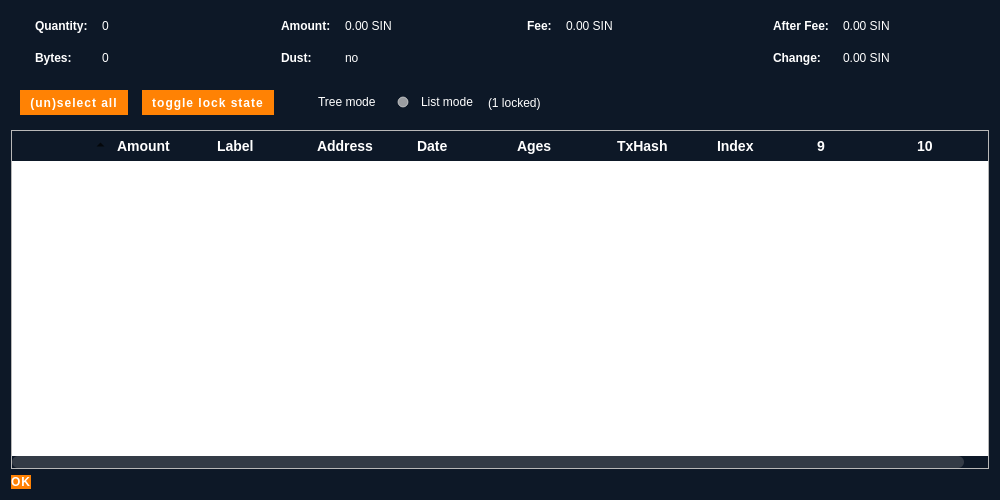
The window that src/qt/forms/coincontroldialog.ui (uhlik-sinovate-development/SIN-core) describes before a commit, drawn with Qt 5.
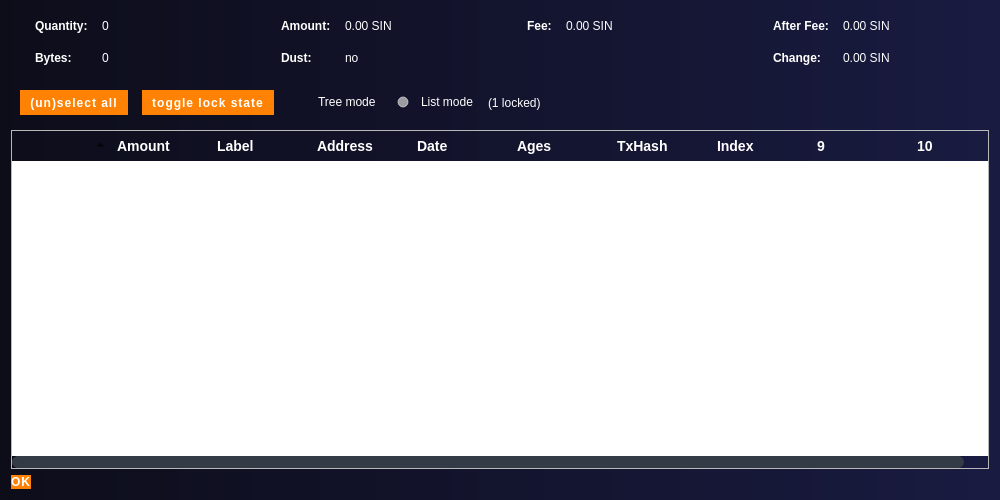
The same window after the commit. Icons and pictures are not drawn. Custom widgets are drawn as their Qt base class.

Commit message: Background changed. Increased visibility of statistical information.

Diff of the .ui file:
```diff
--- a/src/qt/forms/coincontroldialog.ui
+++ b/src/qt/forms/coincontroldialog.ui
@@ -17,7 +17,7 @@
    <string notr="true"> /*******   BGcolor #0d1827  Orange #FF8204 */
 
 QDialog#CoinControlDialog { /* Coin Control Dialog Window */
-  background-color:#0d1827;
+ background-color: qlineargradient(x1: 0, y1: 0, x2: 1, y2: 0, stop:0 #0d0d1a, stop:1 #191b41); color:#020024;
   color:#ffffff;
   }
   
```
The commit also changes 6 other files.
